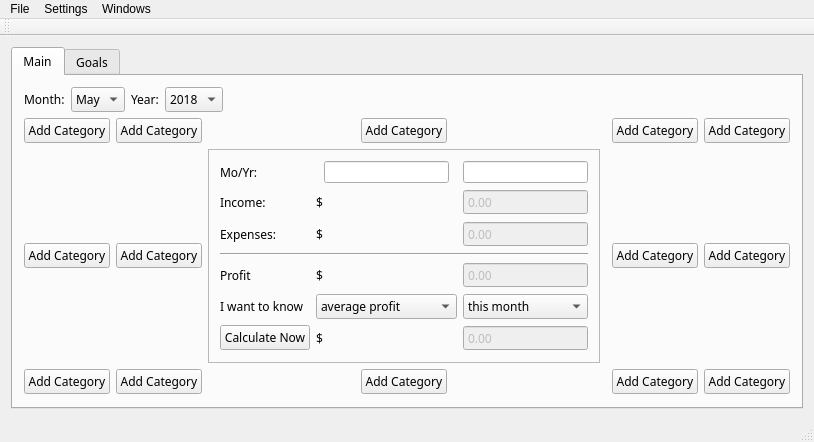
Before: the Qt Designer form src/mudget.ui in ItsMoss/mUdget, drawn with Qt 5.
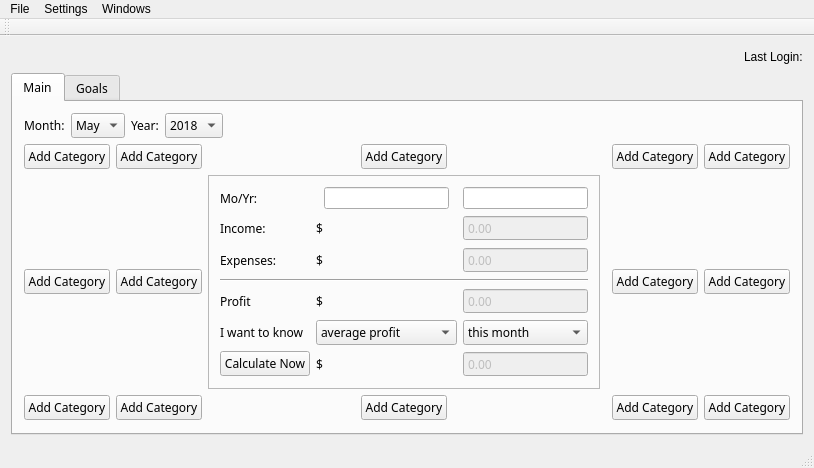
After: the same form once the commit is applied.

The edit to the form file:
```diff
--- a/src/mudget.ui
+++ b/src/mudget.ui
@@ -6,7 +6,7 @@
    <rect>
     <x>0</x>
     <y>0</y>
-    <width>648</width>
+    <width>650</width>
     <height>424</height>
    </rect>
   </property>
@@ -18,6 +18,30 @@
   </property>
   <widget class="QWidget" name="centralWidget">
    <layout class="QGridLayout" name="gridLayout_2">
+    <item row="0" column="0">
+     <layout class="QHBoxLayout" name="horizontalLayout_2">
+      <item>
+       <spacer name="horizontalSpacer_2">
+        <property name="orientation">
+         <enum>Qt::Horizontal</enum>
+        </property>
+        <property name="sizeHint" stdset="0">
+         <size>
+          <width>40</width>
+          <height>20</height>
+         </size>
+        </property>
+       </spacer>
+      </item>
+      <item>
+       <widget class="QLabel" name="loginLabel">
+        <property name="text">
+         <string>Last Login:</string>
+        </property>
+       </widget>
+      </item>
+     </layout>
+    </item>
     <item row="1" column="0">
      <widget class="QTabWidget" name="mainTabWidget">
       <property name="font">
```
Left out of the diff: 28 changed lines with no effect on the pictures.
